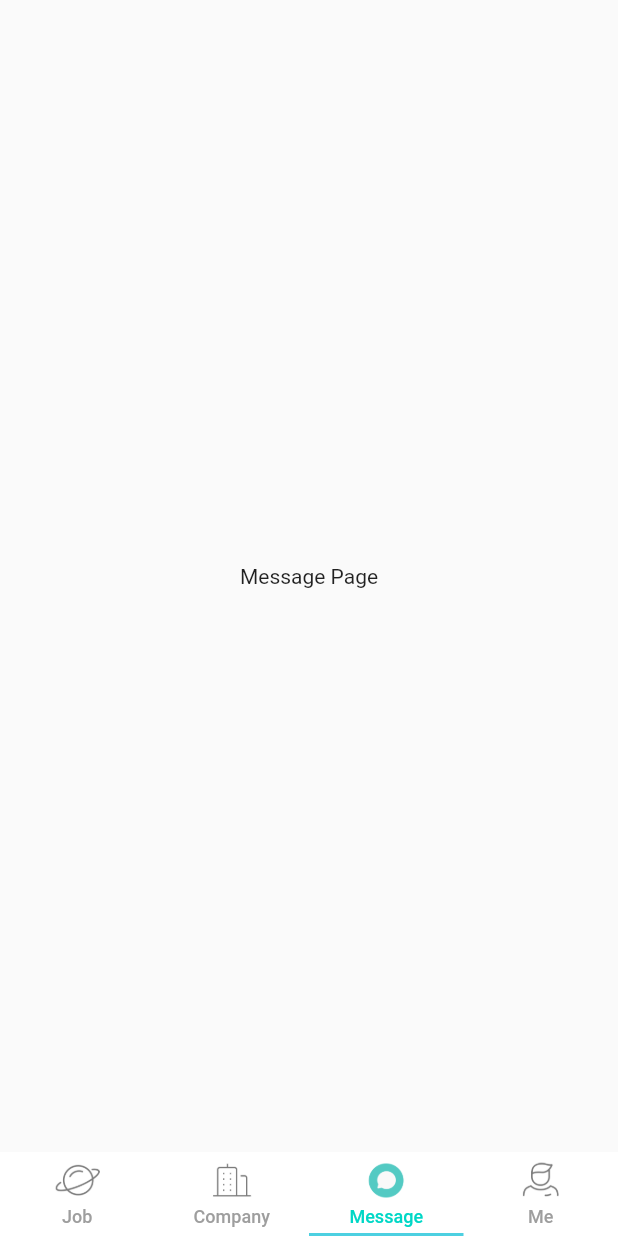
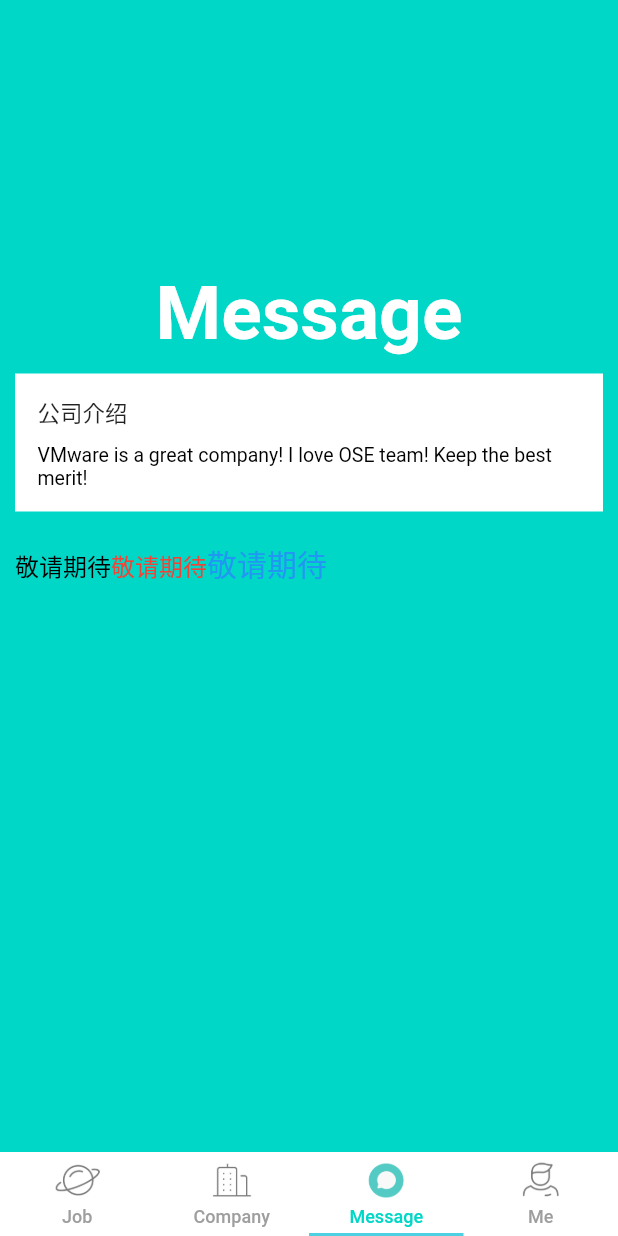
Before and after one commit to wghglory/flutter_boss, a Flutter app: the screen it shows after launch, item 3 of the bottom bar chosen, on a phone screen of 412 x 824 dp. Run offline on Flutter 3.47's test engine with Material 2 defaults, Android fonts, the phone set to English and light mode, and no system bars; our stand-ins replace pull_to_refresh; network calls fail.

Commit message:
Message page

```diff
--- a/lib/screen/message.dart
+++ b/lib/screen/message.dart
@@ -10,8 +10,89 @@ class MessageScreen extends StatefulWidget {
 class _MessageScreenState extends State<MessageScreen> {
   @override
   Widget build(BuildContext context) {
-    return Center(
-      child: Text('Message Page'),
+    return Material(
+      color: Color.fromARGB(255, 0, 215, 198),
+      child: Padding(
+        padding: const EdgeInsets.only(top: 180.0),
+        child: Column(
+          children: <Widget>[
+            Text(
+              'Message',
+              style: TextStyle(
+                  fontSize: 50.0,
+                  fontWeight: FontWeight.bold,
+                  color: Colors.white),
+            ),
+            Container(
+              child: _companyIntroduction(),
+            ),
+            Container(
+              child: _richText(),
+            ),
+          ],
+        ),
+      ),
+    );
+  }
+
+  Widget _richText() {
+    return Padding(
+      padding: const EdgeInsets.only(
+          top: 10.0, left: 10.0, right: 10.0, bottom: 10.0),
+      child: Row(
+        children: <Widget>[
+          RichText(
+            text: TextSpan(
+                text: '敬请期待',
+                style: TextStyle(fontSize: 16.0, color: Colors.black),
+                children: <TextSpan>[
+                  TextSpan(
+                    text: '敬请期待',
+                    style: TextStyle(fontSize: 16.0, color: Colors.red),
+                  ),
+                  TextSpan(
+                    text: '敬请期待',
+                    style: TextStyle(fontSize: 20.0, color: Colors.blue),
+                  )
+                ]),
+          )
+        ],
+      ),
+    );
+  }
+
+  Widget _companyIntroduction() {
+    return Padding(
+      padding: const EdgeInsets.only(
+        top: 10.0,
+        left: 10.0,
+        right: 10.0,
+        bottom: 10.0,
+      ),
+      child: Container(
+        color: Colors.white,
+        child: Padding(
+          padding: const EdgeInsets.all(15.0),
+          child: Column(
+            children: <Widget>[
+              Row(
+                children: <Widget>[
+                  Container(
+                    margin: const EdgeInsets.only(bottom: 10.0),
+                    child: Text('公司介绍', style: TextStyle(fontSize: 15.0)),
+                  )
+                ],
+              ),
+              RichText(
+                text: TextSpan(
+                    text:
+                        'VMware is a great company! I love OSE team! Keep the best merit!',
+                    style: TextStyle(fontSize: 13.0, color: Colors.black)),
+              )
+            ],
+          ),
+        ),
+      ),
     );
   }
 }
```
